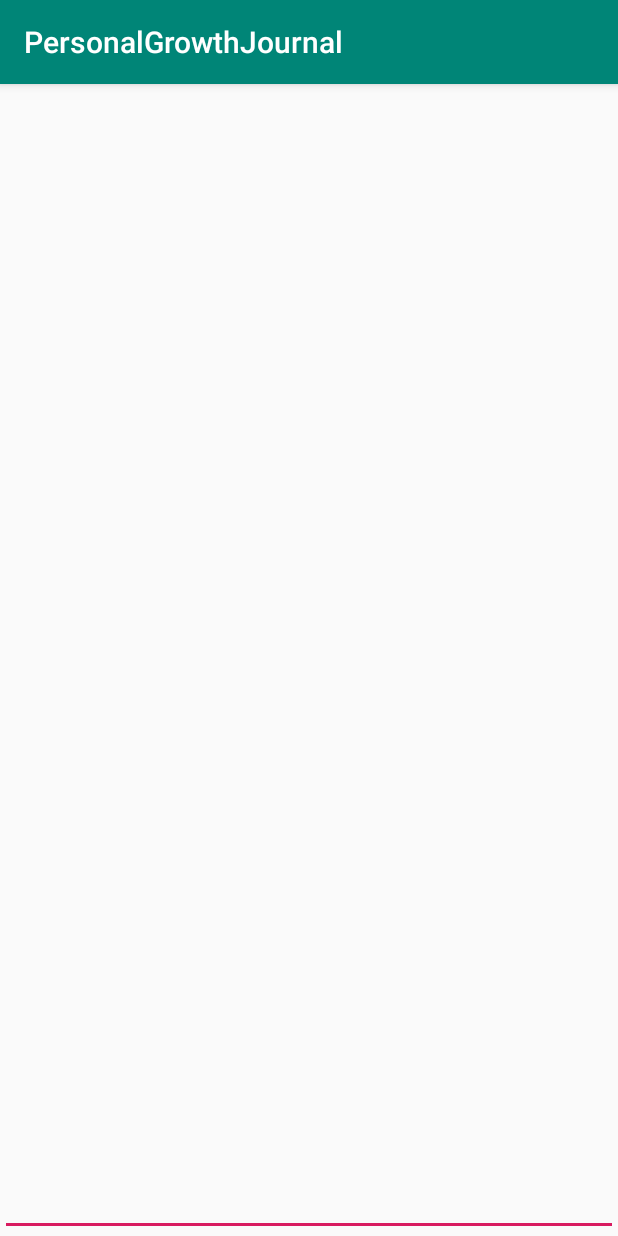
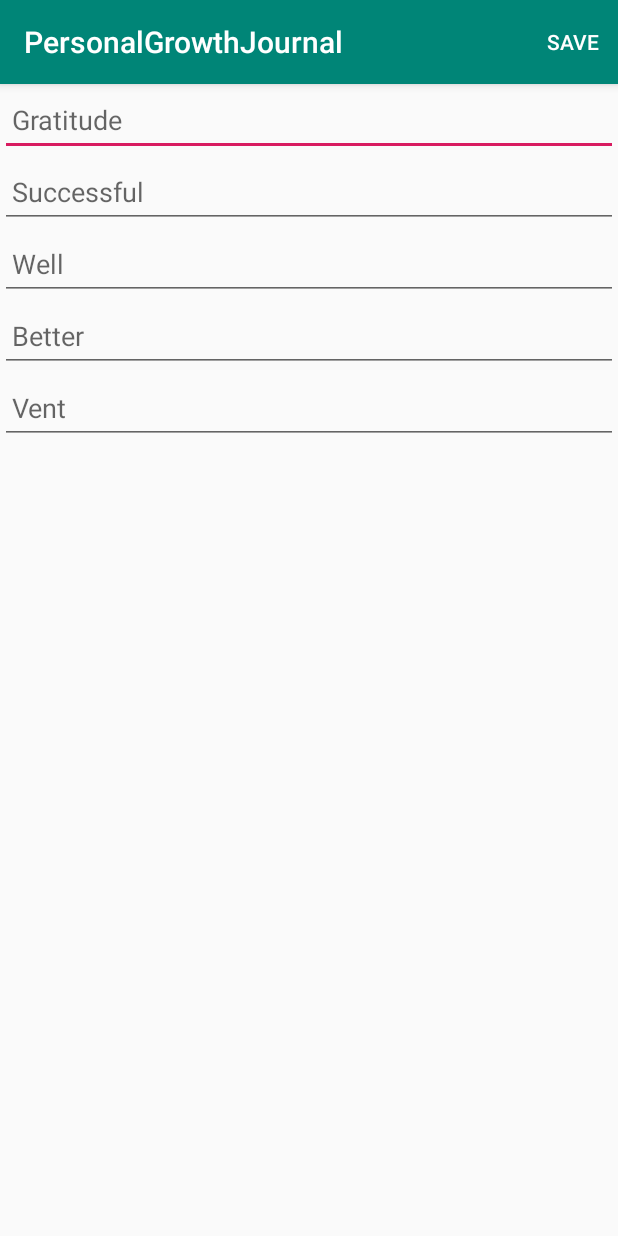
Before and after one commit to amacchia/GrowthJournal, an Android app: the screen it shows after launch (MainActivity), after a tap on an icon or button, on a phone screen of 412 x 824 dp. Run offline under Robolectric (Android 15) with nearby library versions, the phone set to English and light mode, and no system bars; our stand-ins replace Room's generated code.

Commit message:
Commit before adding LiveData and ViewModel.

```diff
--- a/app/build.gradle
+++ b/app/build.gradle
@@ -3,6 +3,8 @@ apply plugin: 'com.android.application'
 apply plugin: 'kotlin-android'
 
 apply plugin: 'kotlin-android-extensions'
+
+apply plugin: 'kotlin-kapt'
 
 android {
     compileSdkVersion 28
@@ -31,4 +33,9 @@ dependencies {
     androidTestImplementation 'com.android.support.test:runner:1.0.2'
     androidTestImplementation 'com.android.support.test.espresso:espresso-core:3.0.2'
     implementation 'com.android.support:design:28.0.0'
+
+    def room_version = "1.1.1"
+
+    implementation "android.arch.persistence.room:runtime:$room_version"
+    kapt "android.arch.persistence.room:compiler:$room_version" // use kapt for Kotlin
 }
--- a/app/src/main/AndroidManifest.xml
+++ b/app/src/main/AndroidManifest.xml
@@ -11,9 +11,9 @@
         android:theme="@style/AppTheme">
         <activity android:name=".MainActivity">
             <intent-filter>
-                <action android:name="android.intent.action.MAIN"/>
+                <action android:name="android.intent.action.MAIN" />
 
-                <category android:name="android.intent.category.LAUNCHER"/>
+                <category android:name="android.intent.category.LAUNCHER" />
             </intent-filter>
         </activity>
     </application>
--- /dev/null
+++ b/app/src/main/java/com/example/android/personalgrowthjournal/Database/EntriesDatabase.kt
@@ -0,0 +1,35 @@
+package com.example.android.personalgrowthjournal.Database
+
+import android.arch.persistence.room.Database
+import android.arch.persistence.room.Room
+import android.arch.persistence.room.RoomDatabase
+import android.content.Context
+
+@Database(entities = arrayOf(Entry::class), version = 1, exportSchema = false)
+abstract class EntriesDatabase : RoomDatabase() {
+    abstract fun entryDao(): EntryDao
+
+    // Kt classes cannot have static methods, so use companion object for singleton
+    companion object {
+
+        val DATABASE_NAME = "journal-db"
+
+        // For Singleton instantiation
+        @Volatile
+        private var instance: EntriesDatabase? = null
+
+
+        fun getInstance(context: Context?): EntriesDatabase {
+            return if (instance != null) instance!! else buildDatabase(context)
+        }
+
+        private fun buildDatabase(context: Context?): EntriesDatabase {
+            return Room.databaseBuilder(
+                context!!,
+                EntriesDatabase::class.java,
+                DATABASE_NAME
+            ).build()
+        }
+
+    }
+}
--- /dev/null
+++ b/app/src/main/java/com/example/android/personalgrowthjournal/Database/Entry.kt
@@ -0,0 +1,15 @@
+package com.example.android.personalgrowthjournal.Database
+
+import android.arch.persistence.room.Entity
+import android.arch.persistence.room.PrimaryKey
+
+@Entity(tableName = "entries")
+data class Entry(
+    val gratitudeEntry: String, val successEntry: String,
+    val wellEntry: String, val betterEntry: String, val ventEntry: String
+) {
+
+    @PrimaryKey(autoGenerate = true)
+    var key: Int? = null
+
+}
--- /dev/null
+++ b/app/src/main/java/com/example/android/personalgrowthjournal/Database/EntryDao.kt
@@ -0,0 +1,20 @@
+package com.example.android.personalgrowthjournal.Database
+
+import android.arch.persistence.room.*
+
+@Dao
+interface EntryDao {
+
+    @Query("SELECT * FROM entries")
+    fun getEntries(): List<Entry>
+
+    @Insert
+    fun insertEntry(entry: Entry)
+
+    @Delete
+    fun deleteEntry(entry: Entry)
+
+    @Update
+    fun updateEntry(entry: Entry)
+
+}
--- a/app/src/main/java/com/example/android/personalgrowthjournal/EntryFragment.kt
+++ b/app/src/main/java/com/example/android/personalgrowthjournal/EntryFragment.kt
@@ -1,16 +1,76 @@
 package com.example.android.personalgrowthjournal
 
+import android.os.AsyncTask
 import android.os.Bundle
 import android.support.v4.app.Fragment
-import android.view.LayoutInflater
-import android.view.View
-import android.view.ViewGroup
+import android.view.*
+import android.widget.EditText
+import com.example.android.personalgrowthjournal.Database.EntriesDatabase
+import com.example.android.personalgrowthjournal.Database.Entry
 
 class EntryFragment : Fragment() {
 
+    lateinit var mDb: EntriesDatabase
+    lateinit var mGratitudeEditText: EditText
+    lateinit var mSuccessfulEditText: EditText
+    lateinit var mWellEditText: EditText
+    lateinit var mBetterEditText: EditText
+    lateinit var mVentEditText: EditText
+
+    override fun onCreate(savedInstanceState: Bundle?) {
+        super.onCreate(savedInstanceState)
+        setHasOptionsMenu(true)
+
+        mDb = EntriesDatabase.getInstance(context)
+    }
+
     override fun onCreateView(inflater: LayoutInflater, container: ViewGroup?, savedInstanceState: Bundle?): View? {
         val view = inflater.inflate(R.layout.entry_fragment, container, false)
+
+        mGratitudeEditText = view.findViewById(R.id.edit_text_gratitude_entry)
+        mSuccessfulEditText = view.findViewById(R.id.edit_text_successful_entry)
+        mWellEditText = view.findViewById(R.id.edit_text_well_entry)
+        mBetterEditText = view.findViewById(R.id.edit_text_better_entry)
+        mVentEditText = view.findViewById(R.id.edit_text_vent_entry)
+
         return view
     }
 
+    override fun onCreateOptionsMenu(menu: Menu?, inflater: MenuInflater?) {
+        inflater?.inflate(R.menu.entry_fragment_menu, menu)
+    }
+
+    override fun onOptionsItemSelected(item: MenuItem?): Boolean {
+
+        when (item?.itemId) {
+            R.id.save_entry_menu_item -> {
+
+                val entry = Entry(
+                    mGratitudeEditText.text.toString(),
+                    mSuccessfulEditText.text.toString(),
+                    mWellEditText.text.toString(),
+                    mBetterEditText.text.toString(),
+                    mVentEditText.text.toString())
+
+                class UpdateDbTask :AsyncTask<Void, Void, Boolean>() {
+
+                    override fun onPostExecute(result: Boolean?) {
+                        super.onPostExecute(result)
+                    }
+
+                    override fun doInBackground(vararg p0: Void?): Boolean {
+                        // Insert or Update db
+                        mDb.entryDao().insertEntry(entry)
+
+                        return true // If op was successful
+                    }
+                }
+
+                UpdateDbTask().execute()
+            }
+        }
+
+        return true
+    }
+
 }
--- a/app/src/main/res/layout/entry_fragment.xml
+++ b/app/src/main/res/layout/entry_fragment.xml
@@ -1,11 +1,52 @@
 <?xml version="1.0" encoding="utf-8"?>
 <LinearLayout xmlns:android="http://schemas.android.com/apk/res/android"
-              android:orientation="vertical"
-              android:layout_width="match_parent"
-              android:layout_height="match_parent">
+    android:layout_width="match_parent"
+    android:layout_height="match_parent"
+    android:orientation="vertical">
 
-    <EditText android:layout_width="match_parent" android:layout_height="match_parent"
-              android:id="@+id/edit_text_entry"
-              android:inputType="textCapSentences" android:importantForAutofill="no"/>
+    <EditText
+        android:id="@+id/edit_text_gratitude_entry"
+        android:layout_width="match_parent"
+        android:layout_height="48dp"
+        android:hint="Gratitude"
+        android:importantForAutofill="no"
+        android:inputType="textCapSentences"
+        android:padding="8dp"/>
+
+    <EditText
+        android:id="@+id/edit_text_successful_entry"
+        android:layout_width="match_parent"
+        android:layout_height="48dp"
+        android:hint="Successful"
+        android:importantForAutofill="no"
+        android:inputType="textCapSentences"
+        android:padding="8dp"/>
+
+    <EditText
+        android:id="@+id/edit_text_well_entry"
+        android:layout_width="match_parent"
+        android:layout_height="48dp"
+        android:hint="Well"
+        android:importantForAutofill="no"
+        android:inputType="textCapSentences"
+        android:padding="8dp"/>
+
+    <EditText
+        android:id="@+id/edit_text_better_entry"
+        android:layout_width="match_parent"
+        android:layout_height="48dp"
+        android:hint="Better"
+        android:importantForAutofill="no"
+        android:inputType="textCapSentences"
+        android:padding="8dp"/>
+
+    <EditText
+        android:id="@+id/edit_text_vent_entry"
+        android:layout_width="match_parent"
+        android:layout_height="48dp"
+        android:hint="Vent"
+        android:importantForAutofill="no"
+        android:inputType="textCapSentences"
+        android:padding="8dp"/>
 
 </LinearLayout>
--- /dev/null
+++ b/app/src/main/res/menu/entry_fragment_menu.xml
@@ -0,0 +1,10 @@
+<?xml version="1.0" encoding="utf-8"?>
+<menu xmlns:android="http://schemas.android.com/apk/res/android"
+    xmlns:app="http://schemas.android.com/apk/res-auto">
+
+    <item
+        android:id="@+id/save_entry_menu_item"
+        android:title="save"
+        app:showAsAction="always|withText" />
+
+</menu>
```
Lines whose indentation alone changed are shown as unchanged.
